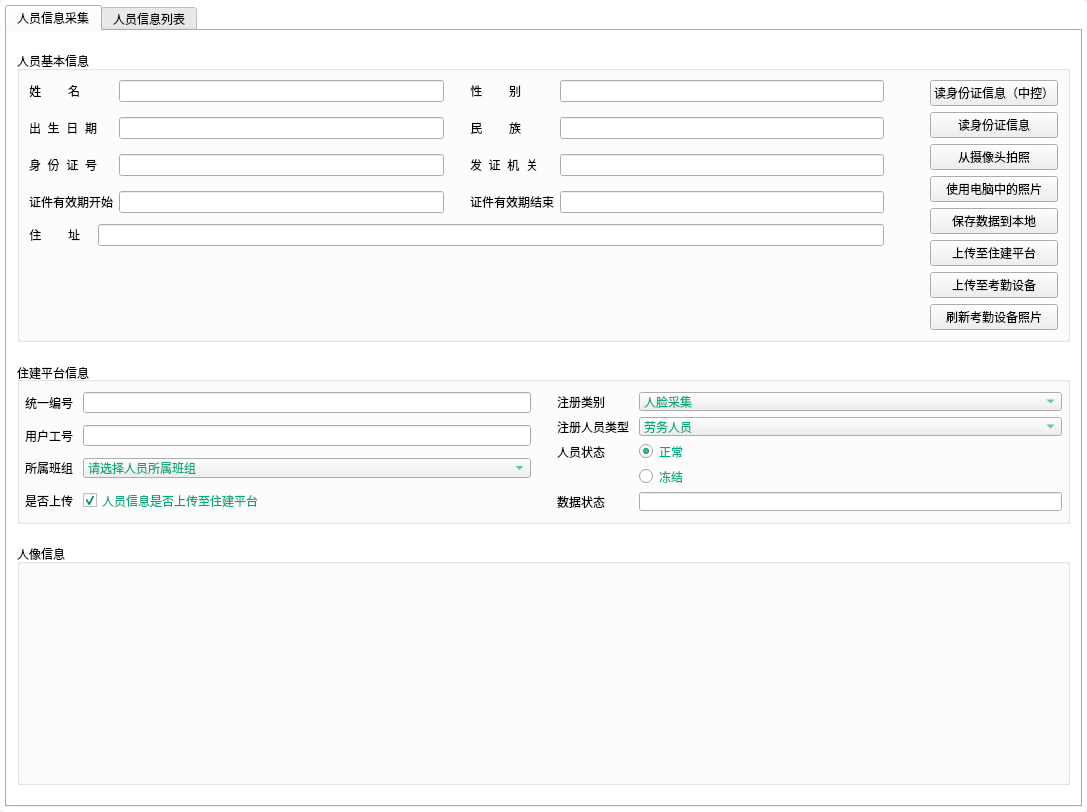
First picture: the form in views/infoCollectionUi.ui, repository jamesandjim/wisdom_site, before the edit.
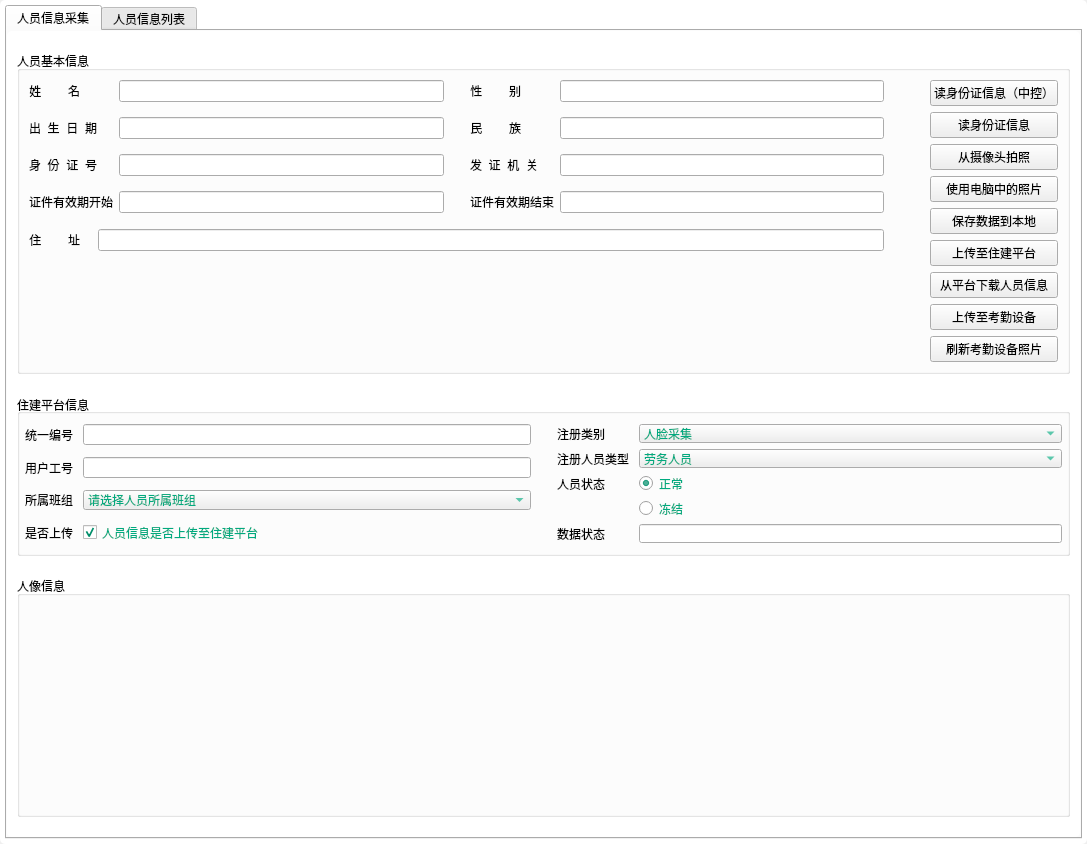
Second picture: the form after the edit.

Patch:
```diff
--- a/views/infoCollectionUi.ui
+++ b/views/infoCollectionUi.ui
@@ -10,7 +10,7 @@
     <x>0</x>
     <y>0</y>
     <width>1087</width>
-    <height>768</height>
+    <height>797</height>
    </rect>
   </property>
   <property name="windowTitle">
@@ -504,6 +504,13 @@
                  </property>
                 </widget>
                </item>
+               <item>
+                <widget class="QPushButton" name="pb_downloadPerson">
+                 <property name="text">
+                  <string>从平台下载人员信息</string>
+                 </property>
+                </widget>
+               </item>
                <item>
                 <widget class="QPushButton" name="pb_uploadtoDev">
                  <property name="text">
```
